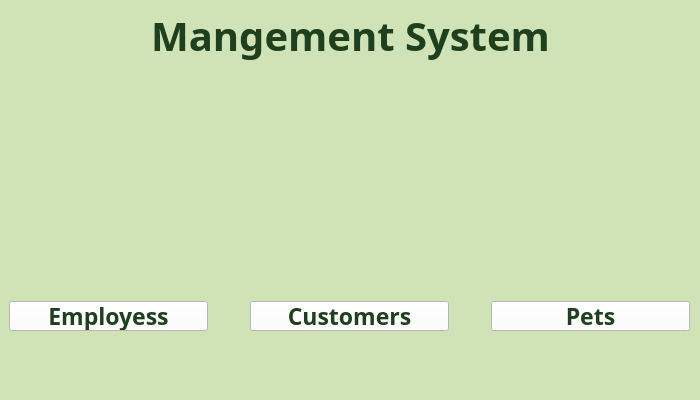
Above: ui/ManagementSystem/ManagementSystemMainWindow.ui from hanhhnk25411e-lab/FINAL_REPORT_PROGRAMMING-TECHNIQUES before the change. Below: the same form after it.
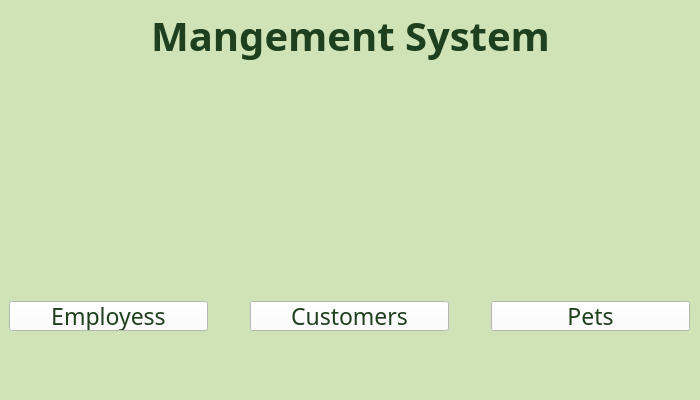
That is the form after the change. Icons and pictures are not drawn.

Patch:
```diff
--- a/ui/ManagementSystem/ManagementSystemMainWindow.ui
+++ b/ui/ManagementSystem/ManagementSystemMainWindow.ui
@@ -106,10 +106,10 @@
          </property>
          <property name="font">
           <font>
-           <family>Cascadia Code Light</family>
+           <family>Berlin Sans FB</family>
            <pointsize>17</pointsize>
-           <weight>75</weight>
-           <bold>true</bold>
+           <weight>50</weight>
+           <bold>false</bold>
           </font>
          </property>
          <property name="styleSheet">
@@ -173,10 +173,10 @@
          </property>
          <property name="font">
           <font>
-           <family>Cascadia Code Light</family>
+           <family>Berlin Sans FB</family>
            <pointsize>17</pointsize>
-           <weight>75</weight>
-           <bold>true</bold>
+           <weight>50</weight>
+           <bold>false</bold>
           </font>
          </property>
          <property name="styleSheet">
@@ -248,10 +248,10 @@
          </property>
          <property name="font">
           <font>
-           <family>Cascadia Code Light</family>
+           <family>Berlin Sans FB</family>
            <pointsize>17</pointsize>
-           <weight>75</weight>
-           <bold>true</bold>
+           <weight>50</weight>
+           <bold>false</bold>
           </font>
          </property>
          <property name="styleSheet">
```
